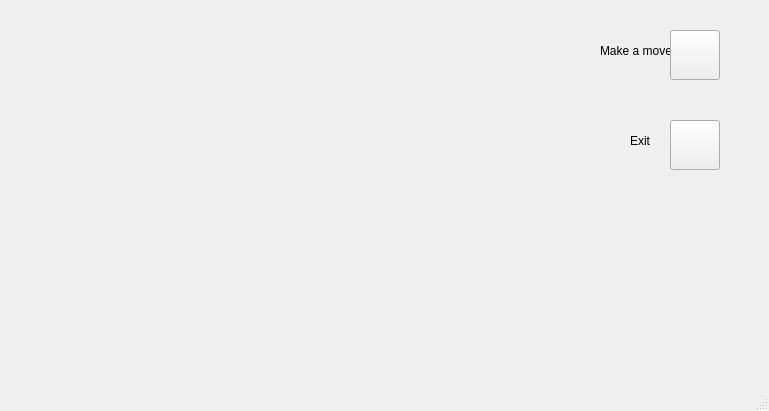
First picture: the form in 3sem/hw2/sppsimulatorlan.ui, repository spp-plotnikov/homeworks, before the edit.
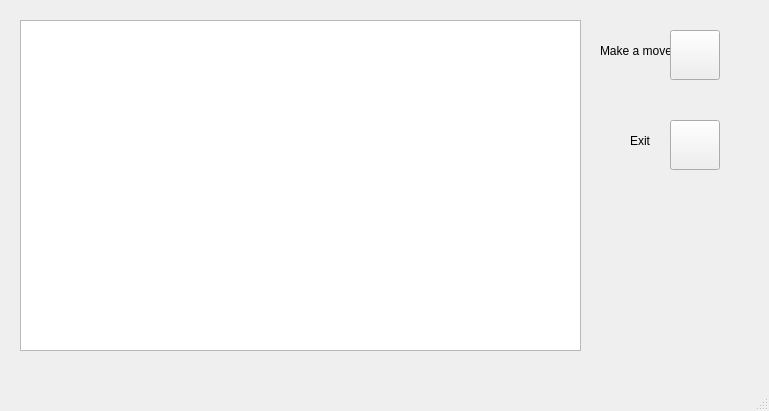
Second picture: the form after the edit.

Commit message: added table to main window

The edit to the form file:
```diff
--- a/3sem/hw2/sppsimulatorlan.ui
+++ b/3sem/hw2/sppsimulatorlan.ui
@@ -114,6 +114,16 @@
      <string>Exit</string>
     </property>
    </widget>
+   <widget class="QTableWidget" name="tableWidget">
+    <property name="geometry">
+     <rect>
+      <x>20</x>
+      <y>20</y>
+      <width>561</width>
+      <height>331</height>
+     </rect>
+    </property>
+   </widget>
   </widget>
   <widget class="QMenuBar" name="menubar">
    <property name="geometry">
```
The commit also changes 8 other files.
